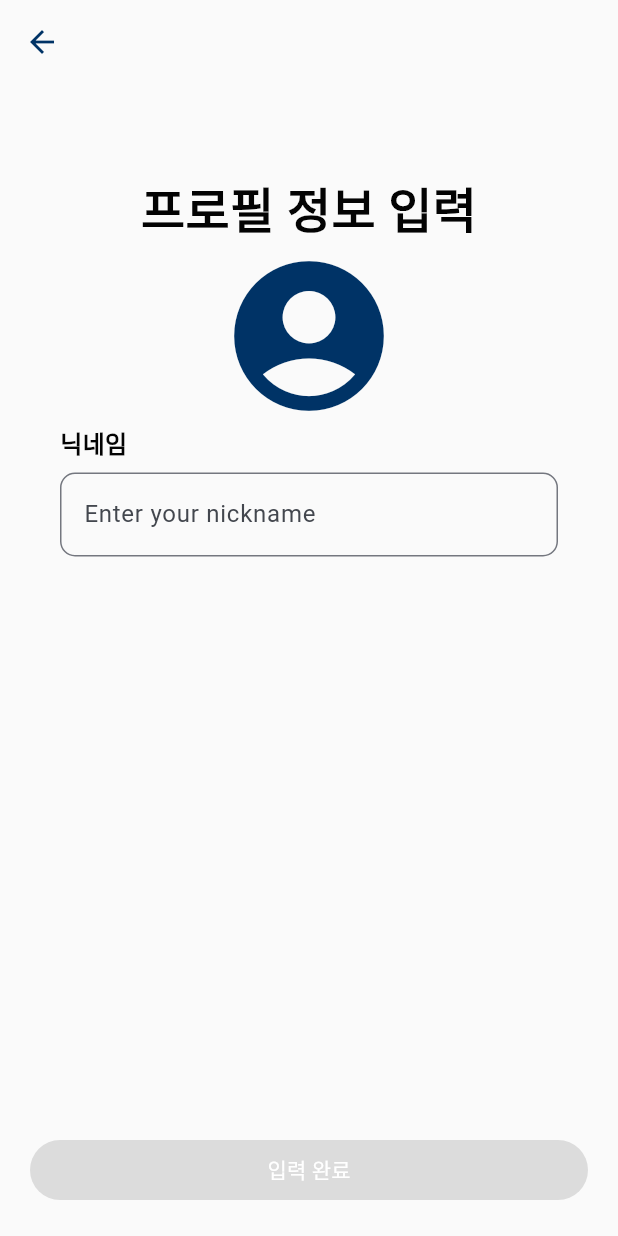
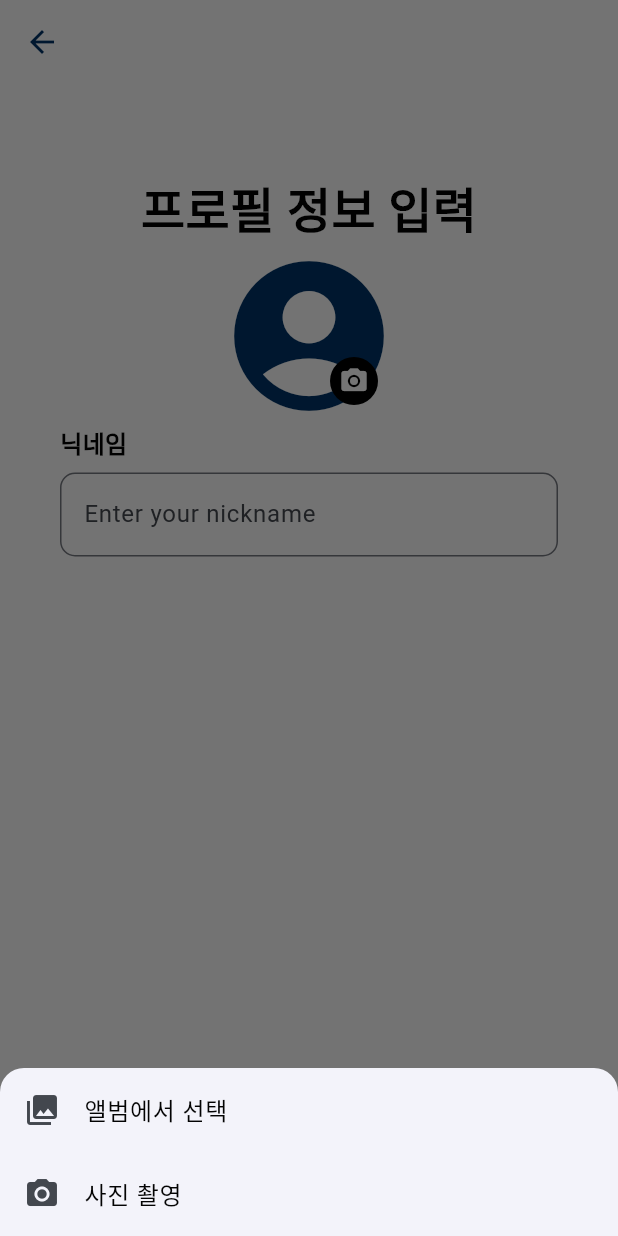
Before and after one commit to ENKH123/MiddleProject_ofcourse_ofcourse, a Flutter app: the _RegisterScreen screen opened directly, after a tap on the "account circle" icon, on a phone screen of 412 x 824 dp. Run offline on Flutter 3.47's test engine with Material 3 defaults, Android fonts, the phone set to English and light mode, and no system bars; our stand-ins replace go_router, google_sign_in, image_picker, supabase_flutter; missing offline and left inert: flutter_naver_map, gotrue; accounts and stored records are empty.

Commit message:
회원가입 프로필 입력 화면
프로필 사진 선택시 카메라, 앨범 선택 가능하도록 수정

```diff
--- a/lib/feature/auth/screens/register_screen.dart
+++ b/lib/feature/auth/screens/register_screen.dart
@@ -37,6 +37,7 @@ class _RegisterScreen extends StatelessWidget {
                   Expanded(
                     child: SingleChildScrollView(
                       child: Column(
+                        crossAxisAlignment: CrossAxisAlignment.center,
                         children: [
                           SizedBox(height: 40), //상단 여백
                           Text(
@@ -169,25 +170,48 @@ class ProfileImage extends StatelessWidget {
     return GestureDetector(
       onTap: () async {
         print("프로필 클릭");
-        viewmodel.pickProfileImage(context);
+        viewmodel.pickImage(context);
       },
       child: ClipRRect(
         borderRadius: BorderRadius.circular(60),
-        child: viewmodel.image != null
-            ? Container(
+        child: SizedBox(
           width: 120,
           height: 120,
-                child: Image.file(
-                  File(viewmodel.image!.path),
-                  fit: BoxFit.cover,
-                ), //가져온 이미지
-              )
-            : Icon(
+          child: viewmodel.image != null
+              ? Image.file(File(viewmodel.image!.path), fit: BoxFit.cover)
+              : Stack(
+                  children: [
+                    Icon(
                       Icons.account_circle_sharp,
                       size: 120,
                       color: Color(0xff003366),
                       fill: 1.0,
                     ), // 이미지가 없으면 아이콘
+                    Align(
+                      alignment: Alignment.bottomRight,
+                      child: Padding(
+                        padding: const EdgeInsets.all(14.0),
+                        child: Container(
+                          width: 32,
+                          height: 32,
+                          decoration: BoxDecoration(
+                            color: Colors.black,
+                            borderRadius: BorderRadius.circular(20),
+                          ),
+                          child: Padding(
+                            padding: const EdgeInsets.all(4.0),
+                            child: Icon(
+                              Icons.camera_alt,
+                              size: 20,
+                              color: Colors.white,
+                            ),
+                          ),
+                        ),
+                      ),
+                    ),
+                  ],
+                ), //가져온 이미지,
+        ),
       ),
     );
   }
--- a/lib/feature/auth/viewmodels/register_viewmodel.dart
+++ b/lib/feature/auth/viewmodels/register_viewmodel.dart
@@ -10,6 +10,8 @@ import 'package:supabase_flutter/supabase_flutter.dart';
 import '../../../main.dart';
 
 enum RegisterResult { success, duplicate }
+
+enum ProfilePickResult { camera, album }
 
 class RegisterViewModel extends ChangeNotifier {
   // 로그인 뷰모델 주입
@@ -59,8 +61,16 @@ class RegisterViewModel extends ChangeNotifier {
   }
 
   // 프로필 이미지 선택
-  Future<void> pickProfileImage(BuildContext context) async {
+  Future<void> _pickProfileImageAlbum(BuildContext context) async {
     _image = await _picker.pickImage(source: ImageSource.gallery);
+    if (_image != null) {
+      _pickedImgPath = _image!.path;
+    }
+    notifyListeners();
+  }
+
+  Future<void> _pickProfileImageCamera(BuildContext context) async {
+    _image = await _picker.pickImage(source: ImageSource.camera);
     if (_image != null) {
       _pickedImgPath = _image!.path;
     }
@@ -105,4 +115,38 @@ class RegisterViewModel extends ChangeNotifier {
     }
     return RegisterResult.duplicate;
   }
+
+  Future<void> pickImage(BuildContext context) async {
+    showModalBottomSheet(
+      context: context,
+      shape: const RoundedRectangleBorder(
+        borderRadius: BorderRadius.vertical(top: Radius.circular(16)),
+      ),
+      builder: (context) {
+        return SafeArea(
+          child: Column(
+            mainAxisSize: MainAxisSize.min,
+            children: [
+              ListTile(
+                leading: const Icon(Icons.photo_library),
+                title: const Text("앨범에서 선택"),
+                onTap: () async {
+                  Navigator.pop(context);
+                  _pickProfileImageAlbum(context);
+                },
+              ),
+              ListTile(
+                leading: const Icon(Icons.camera_alt),
+                title: const Text("사진 촬영"),
+                onTap: () async {
+                  Navigator.pop(context);
+                  _pickProfileImageCamera(context);
+                },
+              ),
+            ],
+          ),
+        );
+      },
+    );
+  }
 }
--- a/lib/main.dart
+++ b/lib/main.dart
@@ -73,7 +73,7 @@ class MyApp extends StatelessWidget {
   Widget build(BuildContext context) {
     final authProvider = context.watch<AuthProvider>();
     final GoRouter router = GoRouter(
-      // initialLocation: '/home',
+      // initialLocation: '/register',
       initialLocation:
           authProvider.currentUser != null && authProvider.user != null
           ? '/home'
```
Lines whose indentation alone changed are shown as unchanged.
